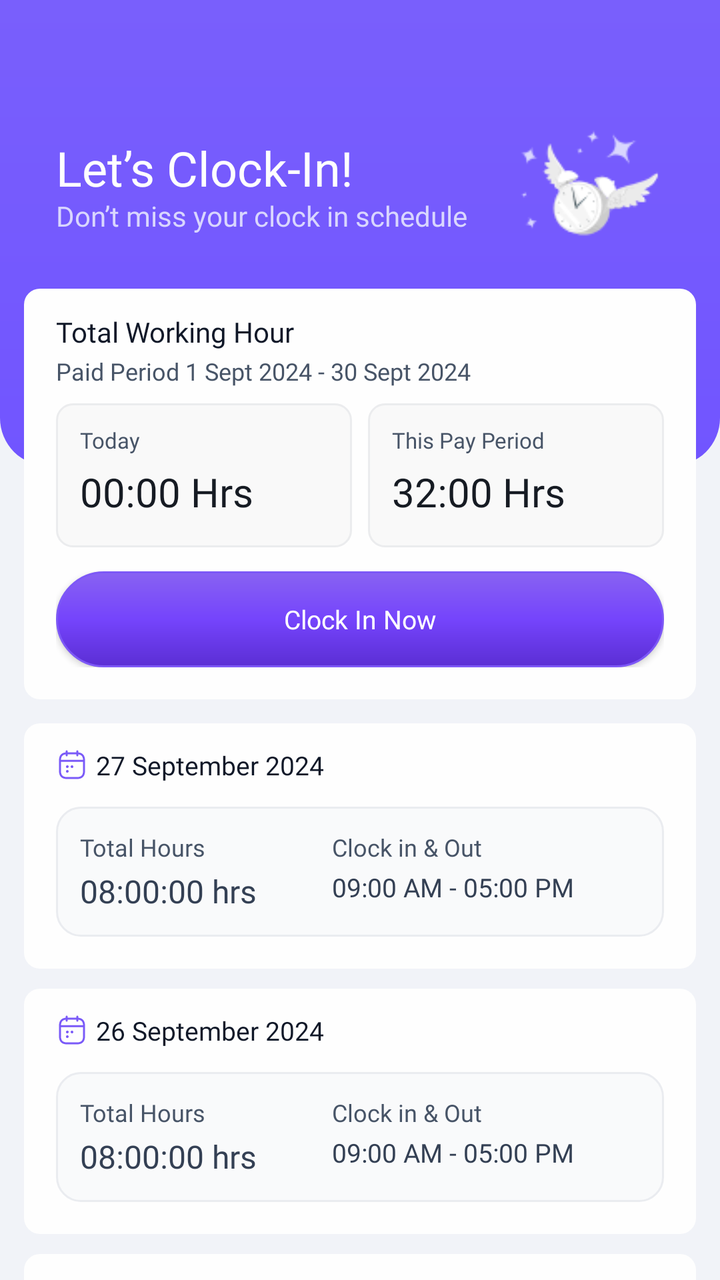
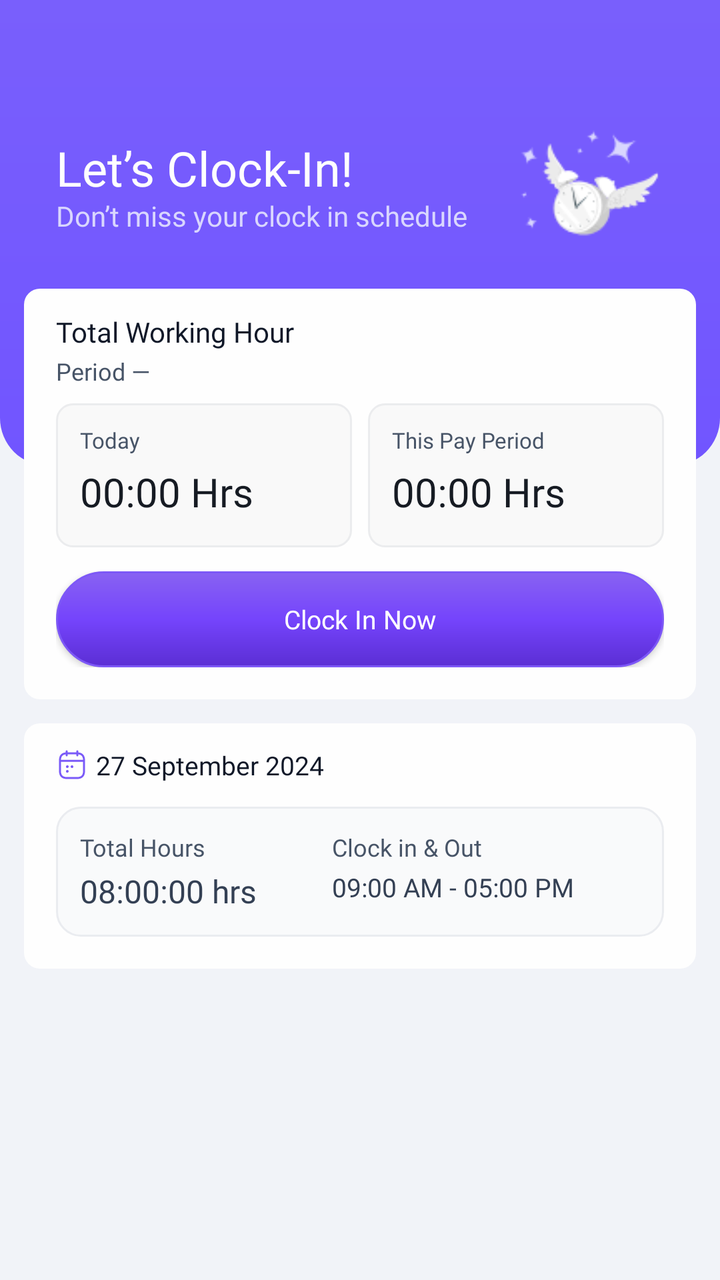

Before-and-after screenshots of an Android layout around one commit, followed by the original layout XML and the change that was made.
<!-- AndroidManifest.xml: application theme Theme.Mconnect -->
<!-- res/layout/fragment_hr_dashboard.xml -->
<?xml version="1.0" encoding="utf-8"?>
<androidx.core.widget.NestedScrollView xmlns:android="http://schemas.android.com/apk/res/android"
    android:layout_width="match_parent"
    android:layout_height="match_parent"
    android:background="#F1F3F8"
    android:fillViewport="true"
    android:overScrollMode="never">

    <LinearLayout
        android:layout_width="match_parent"
        android:layout_height="wrap_content"
        android:orientation="vertical"
        android:paddingBottom="14dp">

        <FrameLayout
            android:layout_width="match_parent"
            android:layout_height="233dp"
            android:background="@drawable/bg_attendance_header_gradient">

            <LinearLayout
                android:layout_width="234dp"
                android:layout_height="wrap_content"
                android:layout_gravity="top|start"
                android:layout_marginStart="28dp"
                android:layout_marginTop="71dp"
                android:orientation="vertical">

                <TextView
                    android:layout_width="wrap_content"
                    android:layout_height="wrap_content"
                    android:fontFamily="@font/inter_semibold"
                    android:includeFontPadding="false"
                    android:text="Let’s Clock-In!"
                    android:textColor="#FEFEFE"
                    android:textSize="24sp" />

                <TextView
                    android:layout_width="wrap_content"
                    android:layout_height="wrap_content"
                    android:layout_marginTop="1dp"
                    android:fontFamily="@font/inter_medium"
                    android:includeFontPadding="false"
                    android:text="Don’t miss your clock in schedule"
                    android:textColor="#D9D6FE"
                    android:textSize="14sp" />
            </LinearLayout>

            <ImageView
                android:layout_width="79dp"
                android:layout_height="79dp"
                android:layout_gravity="top|end"
                android:layout_marginTop="57dp"
                android:layout_marginEnd="22dp"
                android:scaleType="fitCenter"
                android:src="@drawable/group_icon" />
        </FrameLayout>

        <LinearLayout
            android:layout_width="match_parent"
            android:layout_height="wrap_content"
            android:layout_marginTop="-89dp"
            android:orientation="vertical"
            android:paddingHorizontal="12dp">

            <LinearLayout
                android:id="@+id/cardAttendanceSummary"
                android:layout_width="match_parent"
                android:layout_height="wrap_content"
                android:background="@drawable/bg_attendance_card"
                android:orientation="vertical"
                android:paddingStart="16dp"
                android:paddingTop="12dp"
                android:paddingEnd="16dp"
                android:paddingBottom="16dp">

                <TextView
                    android:layout_width="wrap_content"
                    android:layout_height="wrap_content"
                    android:fontFamily="@font/inter_semibold"
                    android:text="Total Working Hour"
                    android:textColor="#101828"
                    android:textSize="14sp" />

                <TextView
                    android:layout_width="wrap_content"
                    android:layout_height="wrap_content"
                    android:layout_marginTop="2dp"
                    android:fontFamily="@font/inter_regular"
                    android:text="Paid Period 1 Sept 2024 - 30 Sept 2024"
                    android:textColor="#475467"
                    android:textSize="12sp" />

                <LinearLayout
                    android:layout_width="match_parent"
                    android:layout_height="wrap_content"
                    android:layout_marginTop="8dp"
                    android:orientation="horizontal">

                    <LinearLayout
                        android:layout_width="0dp"
                        android:layout_height="72dp"
                        android:layout_weight="1"
                        android:background="@drawable/bg_attendance_metric_box"
                        android:orientation="vertical"
                        android:paddingStart="12dp"
                        android:paddingTop="11dp"
                        android:paddingEnd="12dp">

                        <TextView
                            android:layout_width="wrap_content"
                            android:layout_height="wrap_content"
                            android:fontFamily="@font/inter_medium"
                            android:text="Today"
                            android:textColor="#475467"
                            android:textSize="11sp" />

                        <TextView
                            android:id="@+id/tvTodayHours"
                            android:layout_width="wrap_content"
                            android:layout_height="wrap_content"
                            android:layout_marginTop="5dp"
                            android:fontFamily="@font/inter_regular"
                            android:text="00:00 Hrs"
                            android:textColor="#161B23"
                            android:textSize="20sp" />
                    </LinearLayout>

                    <LinearLayout
                        android:layout_width="0dp"
                        android:layout_height="72dp"
                        android:layout_marginStart="8dp"
                        android:layout_weight="1"
                        android:background="@drawable/bg_attendance_metric_box"
                        android:orientation="vertical"
                        android:paddingStart="12dp"
                        android:paddingTop="11dp"
                        android:paddingEnd="12dp">

                        <TextView
                            android:layout_width="wrap_content"
                            android:layout_height="wrap_content"
                            android:fontFamily="@font/inter_medium"
                            android:text="This Pay Period"
                            android:textColor="#475467"
                            android:textSize="11sp" />

                        <TextView
                            android:layout_width="wrap_content"
                            android:layout_height="wrap_content"
                            android:layout_marginTop="5dp"
                            android:fontFamily="@font/inter_regular"
                            android:text="32:00 Hrs"
                            android:textColor="#161B23"
                            android:textSize="20sp" />
                    </LinearLayout>
                </LinearLayout>

                <LinearLayout
                    android:id="@+id/clockInButtonGroup"
                    android:layout_width="match_parent"
                    android:layout_height="wrap_content"
                    android:layout_marginTop="12dp"
                    android:orientation="vertical">

                    <androidx.appcompat.widget.AppCompatButton
                        android:id="@+id/btnClockInNow"
                        android:layout_width="match_parent"
                        android:layout_height="48dp"
                        android:background="@drawable/bg_attendance_btn_primary"
                        android:fontFamily="@font/inter_medium"
                        android:text="Clock In Now"
                        android:textAllCaps="false"
                        android:textColor="#FFFFFF"
                        android:textSize="13sp" />
                </LinearLayout>

                <LinearLayout
                    android:id="@+id/clockedInButtonGroup"
                    android:layout_width="match_parent"
                    android:layout_height="wrap_content"
                    android:layout_marginTop="12dp"
                    android:orientation="horizontal"
                    android:visibility="gone">

                    <androidx.appcompat.widget.AppCompatButton
                        android:id="@+id/btnTakeBreak"
                        android:layout_width="0dp"
                        android:layout_height="48dp"
                        android:layout_weight="1"
                        android:background="@drawable/bg_attendance_btn_secondary"
                        android:fontFamily="@font/inter_medium"
                        android:text="Take A Break"
                        android:textAllCaps="false"
                        android:textColor="#6938EF"
                        android:textSize="13sp" />

                    <androidx.appcompat.widget.AppCompatButton
                        android:id="@+id/btnClockOut"
                        android:layout_width="0dp"
                        android:layout_height="48dp"
                        android:layout_marginStart="12dp"
                        android:layout_weight="1"
                        android:background="@drawable/bg_attendance_btn_dark"
                        android:fontFamily="@font/inter_medium"
                        android:text="Clock Out"
                        android:textAllCaps="false"
                        android:textColor="#FFFFFF"
                        android:textSize="13sp" />
                </LinearLayout>
            </LinearLayout>

            <LinearLayout
                android:id="@+id/cardHistory1"
                android:layout_width="match_parent"
                android:layout_height="wrap_content"
                android:layout_marginTop="12dp"
                android:background="@drawable/bg_attendance_card"
                android:orientation="vertical"
                android:paddingStart="16dp"
                android:paddingTop="12dp"
                android:paddingEnd="16dp"
                android:paddingBottom="16dp">

                <LinearLayout
                    android:layout_width="match_parent"
                    android:layout_height="wrap_content"
                    android:gravity="center_vertical"
                    android:orientation="horizontal">

                    <ImageView
                        android:layout_width="16dp"
                        android:layout_height="16dp"
                        android:src="@drawable/ic_tab_calendar_pencil"
                        android:tint="#7A5AF8" />

                    <TextView
                        android:id="@+id/tvHistoryDate1"
                        android:layout_width="wrap_content"
                        android:layout_height="wrap_content"
                        android:layout_marginStart="4dp"
                        android:fontFamily="@font/inter_semibold"
                        android:text="27 September 2024"
                        android:textColor="#101828"
                        android:textSize="13sp" />
                </LinearLayout>

                <LinearLayout
                    android:layout_width="match_parent"
                    android:layout_height="wrap_content"
                    android:layout_marginTop="12dp"
                    android:background="@drawable/bg_attendance_history_inner"
                    android:orientation="horizontal"
                    android:padding="12dp">

                    <LinearLayout
                        android:layout_width="0dp"
                        android:layout_height="wrap_content"
                        android:layout_weight="0.9"
                        android:orientation="vertical">

                        <TextView
                            android:layout_width="wrap_content"
                            android:layout_height="wrap_content"
                            android:fontFamily="@font/inter_medium"
                            android:text="Total Hours"
                            android:textColor="#475467"
                            android:textSize="12sp" />

                        <TextView
                            android:id="@+id/tvLatestTotalHours"
                            android:layout_width="wrap_content"
                            android:layout_height="wrap_content"
                            android:layout_marginTop="3dp"
                            android:fontFamily="@font/inter_medium"
                            android:text="08:00:00 hrs"
                            android:textColor="#344054"
                            android:textSize="16sp" />
                    </LinearLayout>

                    <LinearLayout
                        android:layout_width="0dp"
                        android:layout_height="wrap_content"
                        android:layout_weight="1.1"
                        android:orientation="vertical">

                        <TextView
                            android:layout_width="wrap_content"
                            android:layout_height="wrap_content"
                            android:fontFamily="@font/inter_medium"
                            android:text="Clock in &amp; Out"
                            android:textColor="#475467"
                            android:textSize="12sp" />

                        <TextView
                            android:id="@+id/tvLatestRange"
                            android:layout_width="wrap_content"
                            android:layout_height="wrap_content"
                            android:layout_marginTop="3dp"
                            android:ellipsize="end"
                            android:fontFamily="@font/inter_medium"
                            android:maxLines="1"
                            android:singleLine="true"
                            android:text="09:00 AM - 05:00 PM"
                            android:textColor="#344054"
                            android:textSize="13sp" />
                    </LinearLayout>
                </LinearLayout>
            </LinearLayout>

            <LinearLayout
                android:id="@+id/cardHistory2"
                android:layout_width="match_parent"
                android:layout_height="wrap_content"
                android:layout_marginTop="10dp"
                android:background="@drawable/bg_attendance_card"
                android:orientation="vertical"
                android:paddingStart="16dp"
                android:paddingTop="12dp"
                android:paddingEnd="16dp"
                android:paddingBottom="16dp">

                <LinearLayout
                    android:layout_width="match_parent"
                    android:layout_height="wrap_content"
                    android:gravity="center_vertical"
                    android:orientation="horizontal">

                    <ImageView
                        android:layout_width="16dp"
                        android:layout_height="16dp"
                        android:src="@drawable/ic_tab_calendar_pencil"
                        android:tint="#7A5AF8" />

                    <TextView
                        android:id="@+id/tvHistoryDate2"
                        android:layout_width="wrap_content"
                        android:layout_height="wrap_content"
                        android:layout_marginStart="4dp"
                        android:fontFamily="@font/inter_semibold"
                        android:text="26 September 2024"
                        android:textColor="#101828"
                        android:textSize="13sp" />
                </LinearLayout>

                <LinearLayout
                    android:layout_width="match_parent"
                    android:layout_height="wrap_content"
                    android:layout_marginTop="12dp"
                    android:background="@drawable/bg_attendance_history_inner"
                    android:orientation="horizontal"
                    android:padding="12dp">

                    <LinearLayout
                        android:layout_width="0dp"
                        android:layout_height="wrap_content"
                        android:layout_weight="0.9"
                        android:orientation="vertical">

                        <TextView
                            android:layout_width="wrap_content"
                            android:layout_height="wrap_content"
                            android:fontFamily="@font/inter_medium"
                            android:text="Total Hours"
                            android:textColor="#475467"
                            android:textSize="12sp" />

                        <TextView
                            android:id="@+id/tvHistoryHours2"
                            android:layout_width="wrap_content"
                            android:layout_height="wrap_content"
                            android:layout_marginTop="3dp"
                            android:fontFamily="@font/inter_medium"
                            android:text="08:00:00 hrs"
                            android:textColor="#344054"
                            android:textSize="16sp" />
                    </LinearLayout>

                    <LinearLayout
                        android:layout_width="0dp"
                        android:layout_height="wrap_content"
                        android:layout_weight="1.1"
                        android:orientation="vertical">

                        <TextView
                            android:layout_width="wrap_content"
                            android:layout_height="wrap_content"
                            android:fontFamily="@font/inter_medium"
                            android:text="Clock in &amp; Out"
                            android:textColor="#475467"
                            android:textSize="12sp" />

                        <TextView
                            android:id="@+id/tvHistoryRange2"
                            android:layout_width="wrap_content"
                            android:layout_height="wrap_content"
                            android:layout_marginTop="3dp"
                            android:ellipsize="end"
                            android:fontFamily="@font/inter_medium"
                            android:maxLines="1"
                            android:singleLine="true"
                            android:text="09:00 AM - 05:00 PM"
                            android:textColor="#344054"
                            android:textSize="13sp" />
                    </LinearLayout>
                </LinearLayout>
            </LinearLayout>

            <LinearLayout
                android:id="@+id/cardHistory3"
                android:layout_width="match_parent"
                android:layout_height="wrap_content"
                android:layout_marginTop="10dp"
                android:background="@drawable/bg_attendance_card"
                android:orientation="vertical"
                android:paddingStart="16dp"
                android:paddingTop="12dp"
                android:paddingEnd="16dp"
                android:paddingBottom="16dp">

                <LinearLayout
                    android:layout_width="match_parent"
                    android:layout_height="wrap_content"
                    android:gravity="center_vertical"
                    android:orientation="horizontal">

                    <ImageView
                        android:layout_width="16dp"
                        android:layout_height="16dp"
                        android:src="@drawable/ic_tab_calendar_pencil"
                        android:tint="#7A5AF8" />

                    <TextView
                        android:id="@+id/tvHistoryDate3"
                        android:layout_width="wrap_content"
                        android:layout_height="wrap_content"
                        android:layout_marginStart="4dp"
                        android:fontFamily="@font/inter_semibold"
                        android:text="25 September 2024"
                        android:textColor="#101828"
                        android:textSize="13sp" />
                </LinearLayout>

                <LinearLayout
                    android:layout_width="match_parent"
                    android:layout_height="wrap_content"
                    android:layout_marginTop="12dp"
                    android:background="@drawable/bg_attendance_history_inner"
                    android:orientation="horizontal"
                    android:padding="12dp">

                    <LinearLayout
                        android:layout_width="0dp"
                        android:layout_height="wrap_content"
                        android:layout_weight="0.9"
                        android:orientation="vertical">

                        <TextView
                            android:layout_width="wrap_content"
                            android:layout_height="wrap_content"
                            android:fontFamily="@font/inter_medium"
                            android:text="Total Hours"
                            android:textColor="#475467"
                            android:textSize="12sp" />

                        <TextView
                            android:id="@+id/tvHistoryHours3"
                            android:layout_width="wrap_content"
                            android:layout_height="wrap_content"
                            android:layout_marginTop="3dp"
                            android:fontFamily="@font/inter_medium"
                            android:text="08:00:00 hrs"
                            android:textColor="#344054"
                            android:textSize="16sp" />
                    </LinearLayout>

                    <LinearLayout
                        android:layout_width="0dp"
                        android:layout_height="wrap_content"
                        android:layout_weight="1.1"
                        android:orientation="vertical">

                        <TextView
                            android:layout_width="wrap_content"
                            android:layout_height="wrap_content"
                            android:fontFamily="@font/inter_medium"
                            android:text="Clock in &amp; Out"
                            android:textColor="#475467"
                            android:textSize="12sp" />

                        <TextView
                            android:id="@+id/tvHistoryRange3"
                            android:layout_width="wrap_content"
                            android:layout_height="wrap_content"
                            android:layout_marginTop="3dp"
                            android:ellipsize="end"
                            android:fontFamily="@font/inter_medium"
                            android:maxLines="1"
                            android:singleLine="true"
                            android:text="09:00 AM - 05:00 PM"
                            android:textColor="#344054"
                            android:textSize="13sp" />
                    </LinearLayout>
                </LinearLayout>
            </LinearLayout>

            <LinearLayout
                android:id="@+id/attendanceSkeletonContainer"
                android:layout_width="match_parent"
                android:layout_height="wrap_content"
                android:orientation="vertical"
                android:visibility="gone">

                <LinearLayout
                    android:layout_width="match_parent"
                    android:layout_height="180dp"
                    android:background="@drawable/bg_attendance_card"
                    android:orientation="vertical"
                    android:padding="16dp">

                    <View
                        android:layout_width="140dp"
                        android:layout_height="14dp"
                        android:background="@drawable/bg_attendance_skeleton_block" />

                    <View
                        android:layout_width="200dp"
                        android:layout_height="10dp"
                        android:layout_marginTop="8dp"
                        android:background="@drawable/bg_attendance_skeleton_block" />

                    <LinearLayout
                        android:layout_width="match_parent"
                        android:layout_height="72dp"
                        android:layout_marginTop="10dp"
                        android:orientation="horizontal">

                        <View
                            android:layout_width="0dp"
                            android:layout_height="match_parent"
                            android:layout_weight="1"
                            android:background="@drawable/bg_attendance_skeleton_block" />

                        <View
                            android:layout_width="0dp"
                            android:layout_height="match_parent"
                            android:layout_marginStart="8dp"
                            android:layout_weight="1"
                            android:background="@drawable/bg_attendance_skeleton_block" />
                    </LinearLayout>

                    <View
                        android:layout_width="match_parent"
                        android:layout_height="48dp"
                        android:layout_marginTop="12dp"
                        android:background="@drawable/bg_attendance_skeleton_block" />
                </LinearLayout>

                <LinearLayout
                    android:layout_width="match_parent"
                    android:layout_height="104dp"
                    android:layout_marginTop="12dp"
                    android:background="@drawable/bg_attendance_card"
                    android:orientation="vertical"
                    android:padding="16dp">

                    <View
                        android:layout_width="120dp"
                        android:layout_height="12dp"
                        android:background="@drawable/bg_attendance_skeleton_block" />

                    <View
                        android:layout_width="match_parent"
                        android:layout_height="52dp"
                        android:layout_marginTop="12dp"
                        android:background="@drawable/bg_attendance_skeleton_block" />
                </LinearLayout>

                <LinearLayout
                    android:layout_width="match_parent"
                    android:layout_height="104dp"
                    android:layout_marginTop="10dp"
                    android:background="@drawable/bg_attendance_card"
                    android:orientation="vertical"
                    android:padding="16dp">

                    <View
                        android:layout_width="120dp"
                        android:layout_height="12dp"
                        android:background="@drawable/bg_attendance_skeleton_block" />

                    <View
                        android:layout_width="match_parent"
                        android:layout_height="52dp"
                        android:layout_marginTop="12dp"
                        android:background="@drawable/bg_attendance_skeleton_block" />
                </LinearLayout>

                <LinearLayout
                    android:layout_width="match_parent"
                    android:layout_height="104dp"
                    android:layout_marginTop="10dp"
                    android:background="@drawable/bg_attendance_card"
                    android:orientation="vertical"
                    android:padding="16dp">

                    <View
                        android:layout_width="120dp"
                        android:layout_height="12dp"
                        android:background="@drawable/bg_attendance_skeleton_block" />

                    <View
                        android:layout_width="match_parent"
                        android:layout_height="52dp"
                        android:layout_marginTop="12dp"
                        android:background="@drawable/bg_attendance_skeleton_block" />
                </LinearLayout>
            </LinearLayout>
        </LinearLayout>
    </LinearLayout>
</androidx.core.widget.NestedScrollView>
<!-- resources referenced by this layout -->
<resources>
  <!-- drawable bg_attendance_btn_dark (drawable) -->
  <?xml version="1.0" encoding="utf-8"?>
  <shape xmlns:android="http://schemas.android.com/apk/res/android" android:shape="rectangle">
      <gradient
          android:angle="270"
          android:startColor="#404040"
          android:centerColor="#414141"
          android:endColor="#282828"
          android:type="linear" />
      <corners android:radius="100dp" />
      <stroke
          android:width="1dp"
          android:color="#2A2A2A" />
  </shape>
  <!-- drawable bg_attendance_btn_secondary (drawable) -->
  <?xml version="1.0" encoding="utf-8"?>
  <shape xmlns:android="http://schemas.android.com/apk/res/android" android:shape="rectangle">
      <solid android:color="#00FFFFFF" />
      <corners android:radius="100dp" />
      <stroke
          android:width="1dp"
          android:color="#6938EF" />
  </shape>
  <!-- drawable bg_attendance_card (drawable) -->
  <?xml version="1.0" encoding="utf-8"?>
  <shape xmlns:android="http://schemas.android.com/apk/res/android" android:shape="rectangle">
      <solid android:color="#FEFEFE" />
      <corners android:radius="8dp" />
  </shape>
  <!-- drawable bg_attendance_header_gradient (drawable) -->
  <?xml version="1.0" encoding="utf-8"?>
  <shape xmlns:android="http://schemas.android.com/apk/res/android" android:shape="rectangle">
      <gradient
          android:angle="270"
          android:startColor="#795FFC"
          android:endColor="#7155FF"
          android:type="linear" />
      <corners
          android:bottomLeftRadius="24dp"
          android:bottomRightRadius="24dp" />
  </shape>
  <!-- drawable bg_attendance_history_inner (drawable) -->
  <?xml version="1.0" encoding="utf-8"?>
  <shape xmlns:android="http://schemas.android.com/apk/res/android" android:shape="rectangle">
      <solid android:color="#F9FAFB" />
      <corners android:radius="12dp" />
      <stroke
          android:width="1dp"
          android:color="#EAECF0" />
  </shape>
  <!-- drawable bg_attendance_metric_box (drawable) -->
  <?xml version="1.0" encoding="utf-8"?>
  <shape xmlns:android="http://schemas.android.com/apk/res/android" android:shape="rectangle">
      <solid android:color="#F9F9F9" />
      <corners android:radius="8dp" />
      <stroke
          android:width="1dp"
          android:color="#EBECEE" />
  </shape>
  <!-- drawable bg_attendance_skeleton_block (drawable) -->
  <?xml version="1.0" encoding="utf-8"?>
  <shape xmlns:android="http://schemas.android.com/apk/res/android" android:shape="rectangle">
      <corners android:radius="8dp" />
      <solid android:color="#E4E7EC" />
  </shape>
  <color name="lt_accent_primary">#FF7C3AED</color>
  <color name="lt_accent_secondary">#FFA855F7</color>
  <color name="lt_foreground_inverse">#FFFFFFFF</color>
  <color name="lt_surface_primary">#FFFFFFFF</color>
  <color name="lt_surface_secondary">#FFF4F4F5</color>
  <color name="lt_foreground_primary">#FF18181B</color>
  <color name="lt_accent_primary_hover">#FF6D28D9</color>
  <color name="lt_surface_tertiary">#FFE4E4E7</color>
  <color name="lt_surface_inverse">#FF18181B</color>
  <color name="lt_foreground_secondary">#FF52525B</color>
  <color name="lt_foreground_muted">#FFA1A1AA</color>
  <color name="lt_border">#FFE4E4E7</color>
  <color name="lt_border_light">#FFF4F4F5</color>
  <color name="lt_error">#FFDC2626</color>
  <color name="lt_success">#FF16A34A</color>
  <color name="lt_warning">#FFD97706</color>
  <color name="lt_info">#FF2563EB</color>
  <color name="lt_accent_light">#FFEDE9FE</color>
  <color name="lt_success_light">#FFDCFCE7</color>
  <color name="lt_warning_light">#FFFEF3C7</color>
  <color name="lt_error_light">#FFFEE2E2</color>
  <color name="lt_info_light">#FFDBEAFE</color>
  <!-- unchanged entries left out for length: 4 -->
</resources>

<!-- the commit's change to res/layout/fragment_hr_dashboard.xml (unified diff, before → after) -->
@@ -82,11 +82,12 @@
                     android:textSize="14sp" />
 
                 <TextView
+                    android:id="@+id/tvPayPeriodLabel"
                     android:layout_width="wrap_content"
                     android:layout_height="wrap_content"
                     android:layout_marginTop="2dp"
                     android:fontFamily="@font/inter_regular"
-                    android:text="Paid Period 1 Sept 2024 - 30 Sept 2024"
+                    android:text="Period —"
                     android:textColor="#475467"
                     android:textSize="12sp" />
 
@@ -145,11 +146,12 @@
                             android:textSize="11sp" />
 
                         <TextView
+                            android:id="@+id/tvPayPeriodHours"
                             android:layout_width="wrap_content"
                             android:layout_height="wrap_content"
                             android:layout_marginTop="5dp"
                             android:fontFamily="@font/inter_regular"
-                            android:text="32:00 Hrs"
+                            android:text="00:00 Hrs"
                             android:textColor="#161B23"
                             android:textSize="20sp" />
                     </LinearLayout>
@@ -308,6 +310,13 @@
             </LinearLayout>
 
             <LinearLayout
+                android:id="@+id/historyListContainer"
+                android:layout_width="match_parent"
+                android:layout_height="wrap_content"
+                android:layout_marginTop="10dp"
+                android:orientation="vertical" />
+
+            <LinearLayout
                 android:id="@+id/cardHistory2"
                 android:layout_width="match_parent"
                 android:layout_height="wrap_content"
@@ -317,7 +326,8 @@
                 android:paddingStart="16dp"
                 android:paddingTop="12dp"
                 android:paddingEnd="16dp"
-                android:paddingBottom="16dp">
+                android:paddingBottom="16dp"
+                android:visibility="gone">
 
                 <LinearLayout
                     android:layout_width="match_parent"
@@ -415,7 +425,8 @@
                 android:paddingStart="16dp"
                 android:paddingTop="12dp"
                 android:paddingEnd="16dp"
-                android:paddingBottom="16dp">
+                android:paddingBottom="16dp"
+                android:visibility="gone">
 
                 <LinearLayout
                     android:layout_width="match_parent"
